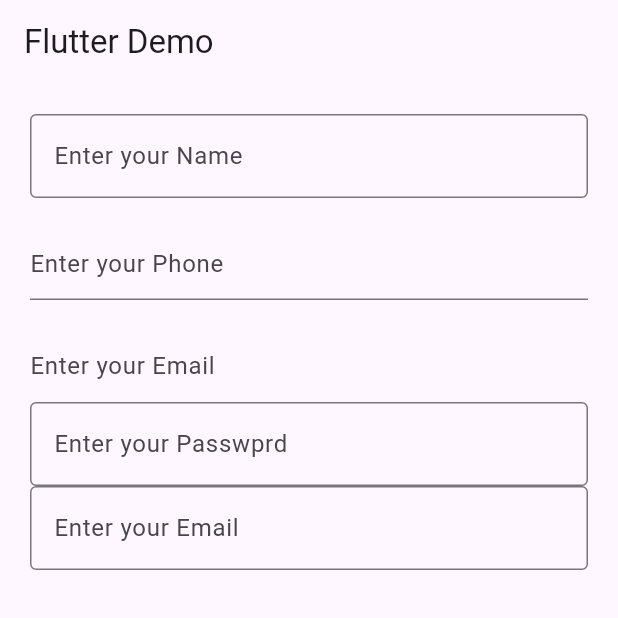
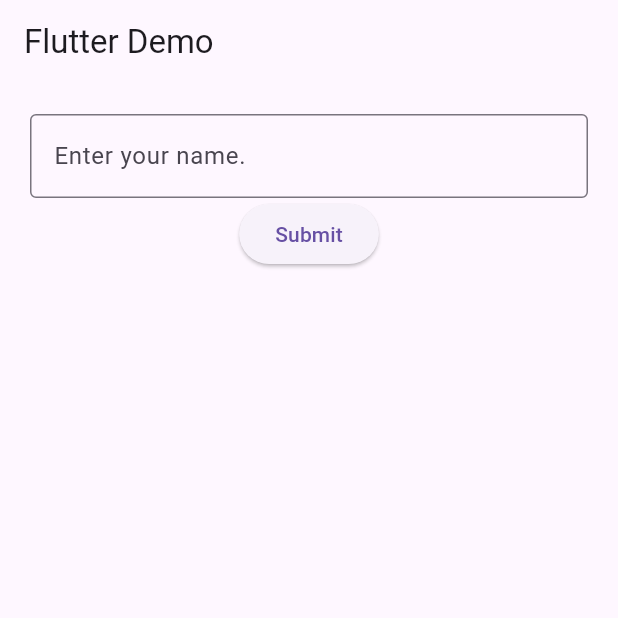
Before and after one commit to alamin0x1/Alert-Dialog-in-Flutter, a Flutter app: the screen it shows after launch, on a phone screen of 412 x 824 dp, the top half of it. Run offline on Flutter 3.47's test engine with Material 2 defaults, Android fonts, the phone set to English and light mode, and no system bars.

Commit message:
Data Valated

```diff
--- a/lib/main.dart
+++ b/lib/main.dart
@@ -29,6 +29,8 @@ class MyHomePage extends StatefulWidget {
 }
 
 class _MyHomePageState extends State<MyHomePage> {
+  final formKey = GlobalKey<FormState>();
+
   @override
   Widget build(BuildContext context) {
     return Scaffold(
@@ -39,40 +41,72 @@ class _MyHomePageState extends State<MyHomePage> {
         padding: EdgeInsets.all(20.0),
         child: Column(
           children: [
-            TextField(
-              decoration: InputDecoration(
-                  border: OutlineInputBorder(), hintText: "Enter your Name"),
-              keyboardType: TextInputType.name,
+            Form(
+              key: formKey,
+              child: TextFormField(
+                decoration: InputDecoration(
+                    border: OutlineInputBorder(), hintText: "Enter your name."),
+                validator: (value) {
+                  if (value == null || value.isEmpty) {
+                    return "Please enter your name";
+                  }
+                  return null;
+
+                },
+              ),
+
+
             ),
-            SizedBox(
-              height: 20,
-            ),
-            TextFormField(
-              decoration: InputDecoration(
-                  border: UnderlineInputBorder(), hintText: "Enter your Phone"),
-              keyboardType: TextInputType.number,
-            ),
-            SizedBox(
-              height: 20,
-            ),
-            TextFormField(
-              decoration: InputDecoration(
-                  border: InputBorder.none, hintText: "Enter your Email"),
-              keyboardType: TextInputType.emailAddress,
-            ),
-            TextField(
-              decoration: InputDecoration(
-                  border: OutlineInputBorder(),
-                  hintText: "Enter your Passwprd"),
-              keyboardType: TextInputType.text,
-            ),
-            TextField(
-              decoration: InputDecoration(
-                  border: OutlineInputBorder(), hintText: "Enter your Email"),
-              keyboardType: TextInputType.emailAddress,
-            ),
+            ElevatedButton(
+              onPressed: () {
+                if (formKey.currentState!.validate()) {
+                  ScaffoldMessenger.of(context)
+                      .showSnackBar(
+                    const SnackBar(content: Text("Submit Data"))
+                  );
+                }
+              },
+              child: Text("Submit"),
+            )
           ],
         ),
+
+        // child: Column(
+        //   children: [
+        //     TextField(
+        //       decoration: InputDecoration(
+        //           border: OutlineInputBorder(), hintText: "Enter your Name"),
+        //       keyboardType: TextInputType.name,
+        //     ),
+        //     SizedBox(
+        //       height: 20,
+        //     ),
+        //     TextFormField(
+        //       decoration: InputDecoration(
+        //           border: UnderlineInputBorder(), hintText: "Enter your Phone"),
+        //       keyboardType: TextInputType.number,
+        //     ),
+        //     SizedBox(
+        //       height: 20,
+        //     ),
+        //     TextFormField(
+        //       decoration: InputDecoration(
+        //           border: InputBorder.none, hintText: "Enter your Email"),
+        //       keyboardType: TextInputType.emailAddress,
+        //     ),
+        //     TextField(
+        //       decoration: InputDecoration(
+        //           border: OutlineInputBorder(),
+        //           hintText: "Enter your Passwprd"),
+        //       keyboardType: TextInputType.text,
+        //     ),
+        //     TextField(
+        //       decoration: InputDecoration(
+        //           border: OutlineInputBorder(), hintText: "Enter your Email"),
+        //       keyboardType: TextInputType.emailAddress,
+        //     ),
+        //   ],
+        // ),
       ),
     );
   }
```
